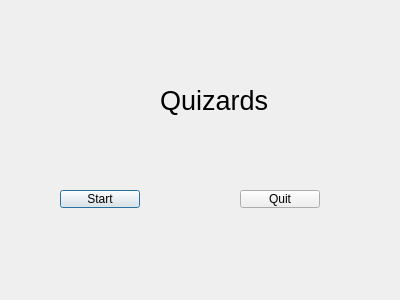
Above: titlewindow.ui from MONKEYFACE678/QuizardsQT before the change. Below: the same form after it.
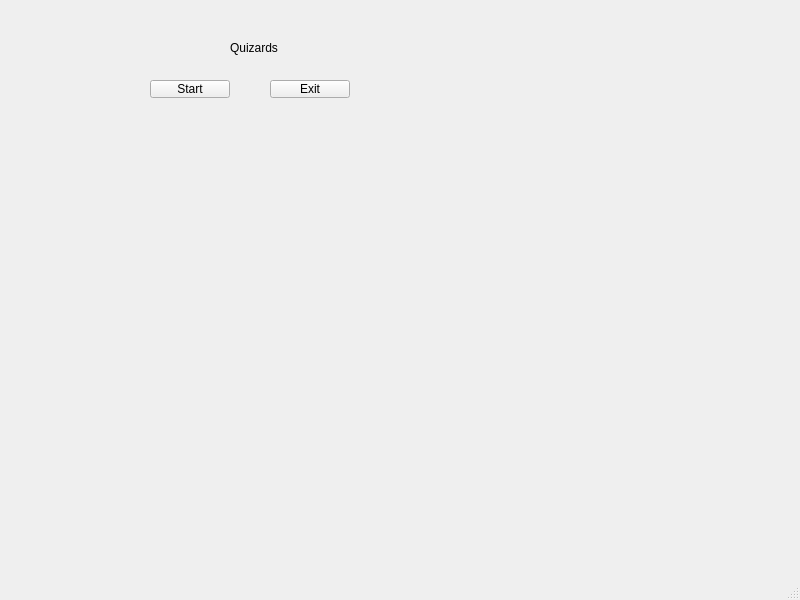
That is the form after the change.

Patch:
```diff
--- a/titlewindow.ui
+++ b/titlewindow.ui
@@ -1,23 +1,24 @@
 <?xml version="1.0" encoding="UTF-8"?>
 <ui version="4.0">
  <class>TitleWindow</class>
- <widget class="QDialog" name="TitleWindow">
+ <widget class="QMainWindow" name="TitleWindow">
   <property name="geometry">
    <rect>
     <x>0</x>
     <y>0</y>
-    <width>400</width>
-    <height>300</height>
+    <width>800</width>
+    <height>600</height>
    </rect>
   </property>
   <property name="windowTitle">
    <string>Dialog</string>
   </property>
+  <widget class="QWidget" name="centralwidget">
   <widget class="QPushButton" name="pushButton">
    <property name="geometry">
     <rect>
-     <x>60</x>
-     <y>190</y>
+      <x>150</x>
+      <y>80</y>
      <width>80</width>
      <height>18</height>
     </rect>
@@ -29,34 +30,41 @@
   <widget class="QPushButton" name="pushButton_2">
    <property name="geometry">
     <rect>
-     <x>240</x>
-     <y>190</y>
+      <x>270</x>
+      <y>80</y>
      <width>80</width>
      <height>18</height>
     </rect>
    </property>
    <property name="text">
-    <string>Quit</string>
+     <string>Exit</string>
    </property>
   </widget>
   <widget class="QLabel" name="label">
    <property name="geometry">
     <rect>
-     <x>160</x>
-     <y>80</y>
-     <width>111</width>
-     <height>41</height>
-    </rect>
-   </property>
-   <property name="font">
-    <font>
-     <pointsize>20</pointsize>
-    </font>
-   </property>
+      <x>230</x>
+      <y>40</y>
+      <width>71</width>
+      <height>16</height>
+     </rect>
+    </property>
    <property name="text">
     <string>Quizards</string>
    </property>
   </widget>
+  </widget>
+  <widget class="QMenuBar" name="menubar">
+   <property name="geometry">
+    <rect>
+     <x>0</x>
+     <y>0</y>
+     <width>800</width>
+     <height>17</height>
+    </rect>
+   </property>
+  </widget>
+  <widget class="QStatusBar" name="statusbar"/>
  </widget>
  <resources/>
  <connections/>
```
Left out of the diff: 2 changed lines with no effect on the pictures. Lines whose indentation alone changed are shown as unchanged.
